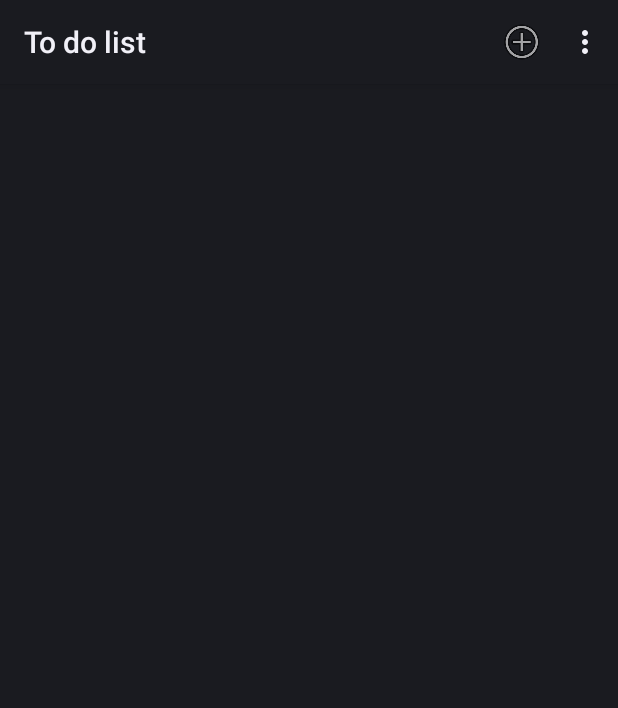
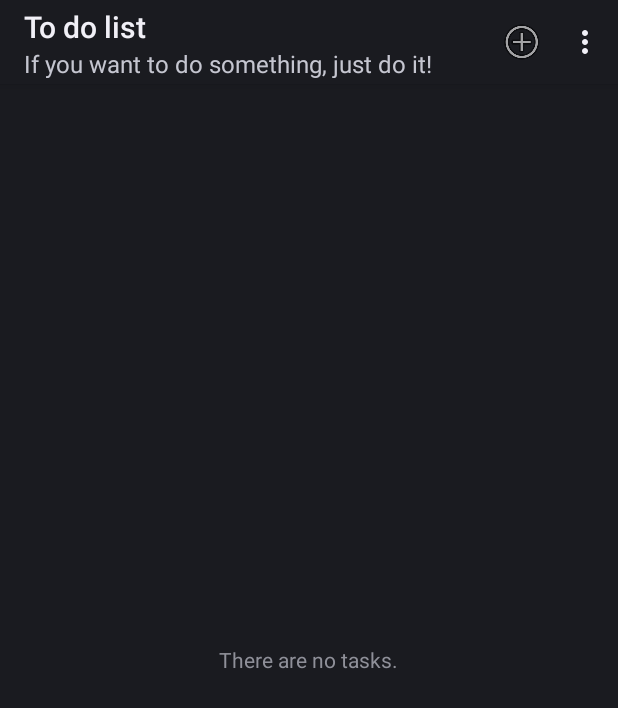
Before and after one commit to Tesla-J/Procrastination-Repelent, an Android app: the screen it shows after launch (TaskListActivity), on a phone screen of 412 x 824 dp. Shown: the top 708 px of the screen. Run offline under Robolectric (Android 15) with nearby library versions, the phone set to English and light mode, and no system bars.

Commit message:
A empty view was added to show a text while the task list is empty, and is removed after the first task is created.

```diff
--- a/app/src/main/java/com/marcos/procrastinationrepelent/TaskListFragment.java
+++ b/app/src/main/java/com/marcos/procrastinationrepelent/TaskListFragment.java
@@ -21,6 +21,8 @@ public class TaskListFragment extends ListFragment {
     private ArrayList<Task> mTasks;
     private static final String TAG = "TaskListFragment";
     private boolean mIsSubtitleVisible;
+    private View mEmptyView;
+    private boolean mIsEmptyViewVisible = true;
 
     @Override
     public void onCreate(Bundle savedInstanceState){
@@ -31,7 +33,7 @@ public class TaskListFragment extends ListFragment {
         TaskAdapter adapter = new TaskAdapter(mTasks);
         setListAdapter(adapter);
         setRetainInstance(true);
-        mIsSubtitleVisible = false;
+        mIsSubtitleVisible = true;
     }
 
     @Override
@@ -41,6 +43,17 @@ public class TaskListFragment extends ListFragment {
             getActivity().getActionBar().setSubtitle(R.string.subtitle);
         }
         return v;
+    }
+
+    @Override
+    public void onActivityCreated(Bundle savedInstanceState){
+        super.onActivityCreated(savedInstanceState);
+        //settting the empty view
+        //it will be removed after the first task is created
+        if(getListAdapter().getCount() == 0){
+            mEmptyView = getActivity().getLayoutInflater().inflate(R.layout.list_empty_view, null);
+            ((ViewGroup) getListView().getParent()).addView(mEmptyView);
+        }
     }
 
     @Override
--- /dev/null
+++ b/app/src/main/res/layout/list_empty_view.xml
@@ -0,0 +1,13 @@
+<?xml version="1.0" encoding="utf-8"?>
+<androidx.appcompat.widget.LinearLayoutCompat xmlns:android="http://schemas.android.com/apk/res/android"
+    android:layout_width="match_parent" android:layout_height="match_parent"
+    android:orientation="vertical"
+    android:gravity="center">
+
+    <TextView
+        android:id="@+id/empty_view"
+        android:layout_width="wrap_content"
+        android:layout_height="wrap_content"
+        android:text="@string/empty_list"
+        />
+</androidx.appcompat.widget.LinearLayoutCompat>
--- a/app/src/main/res/values/strings.xml
+++ b/app/src/main/res/values/strings.xml
@@ -16,4 +16,5 @@
     <string name="hide_subtitle">Hide subtitle</string>
     <string name="subtitle">If you want to do something, just do it!</string>
     <string name="delete">Delete</string>
+    <string name="empty_list">There are no tasks.</string>
 </resources>
```
